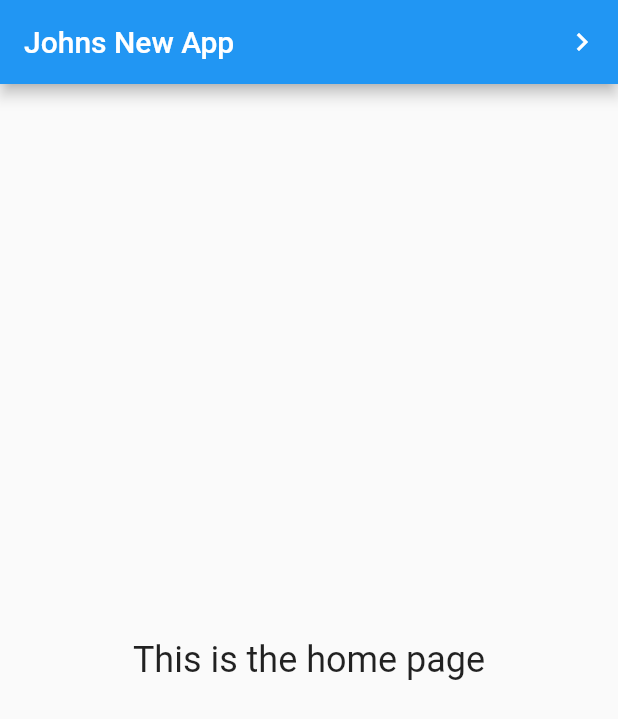
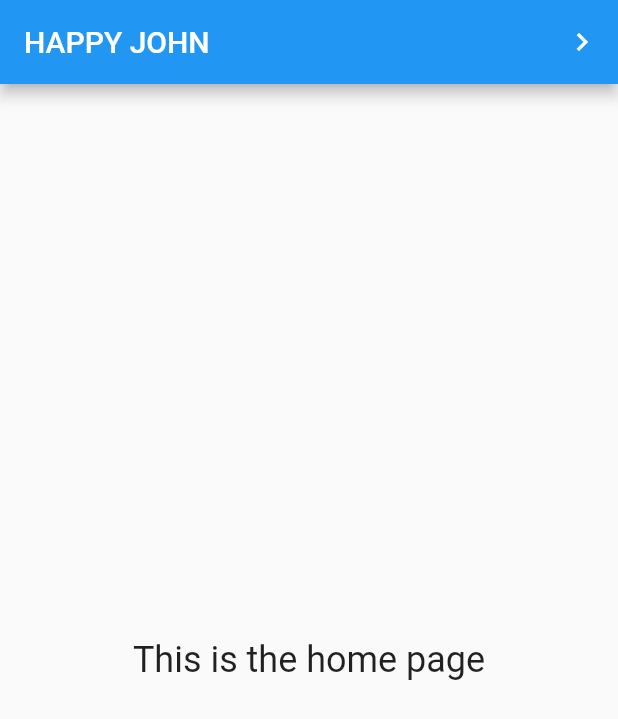
Before and after one commit to JohnD11/new-class, a Flutter app: the screen it shows after launch, on a phone screen of 412 x 824 dp. Shown: the top 719 px of the screen. Run offline on Flutter 3.47's test engine with Material 2 defaults, Android fonts, the phone set to English and light mode, and no system bars.

Commit message:
Title chance

```diff
--- a/lib/main.dart
+++ b/lib/main.dart
@@ -23,7 +23,7 @@ class MyStatelessWidget extends StatelessWidget {
   Widget build(BuildContext context) {
     return Scaffold(
       appBar: AppBar(
-        title: const Text('Johns New App'),
+        title: const Text('HAPPY JOHN'),
         actions: <Widget>[
           IconButton(
             icon: const Icon(Icons.navigate_next),
```
